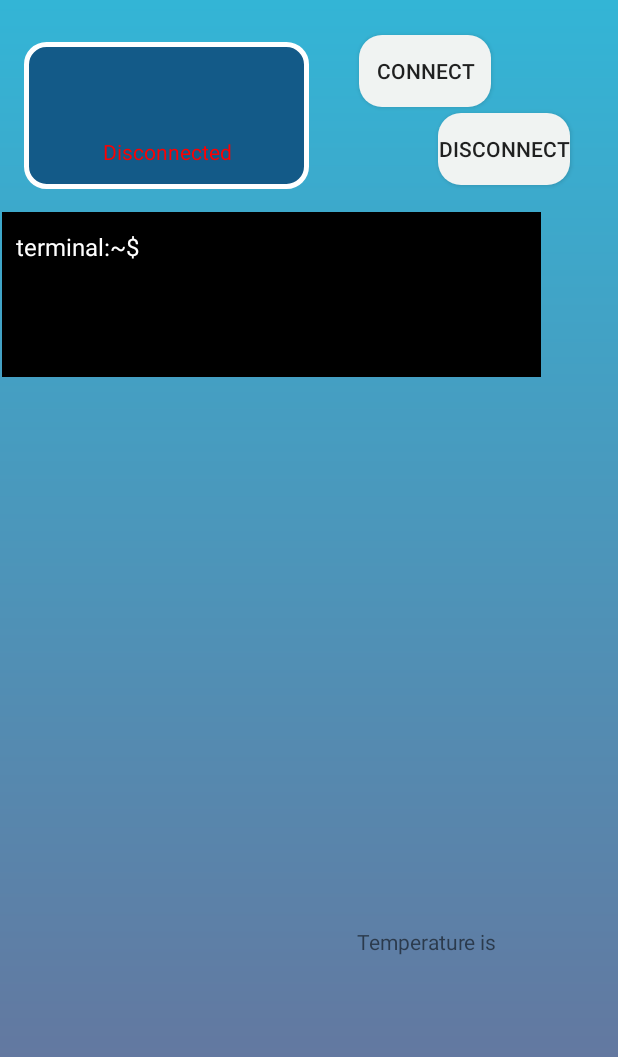
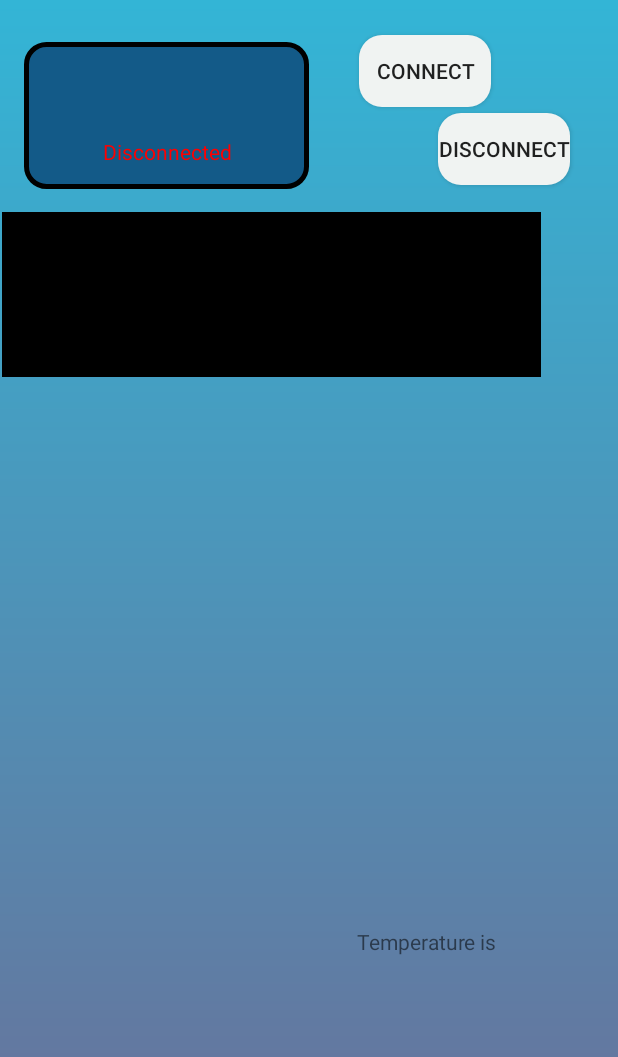
Before and after one commit to CDOrtona/RUN.IO, an Android app: the SensorsInfo screen opened directly, with no data from a screen before it, on a phone screen of 412 x 824 dp. Shown: the top 1057 px of the screen. Run offline under Robolectric (Android 15) with nearby library versions, the phone set to English and light mode, and no system bars.

Commit message:
UI changes

```diff
--- a/app/src/main/java/org/cdortona/tesi/MainActivity.java
+++ b/app/src/main/java/org/cdortona/tesi/MainActivity.java
@@ -104,7 +104,7 @@ public class MainActivity extends AppCompatActivity {
     @Override
     public boolean onCreateOptionsMenu(Menu menu) {
         MenuInflater menuInflater = getMenuInflater();
-        menuInflater.inflate(R.menu.toolbar_menu, menu);
+        menuInflater.inflate(R.menu.toolbar_menu_main, menu);
         return true;
     }
 
--- a/app/src/main/res/drawable/square_shape.xml
+++ b/app/src/main/res/drawable/device_info_box.xml
@@ -3,8 +3,8 @@
 
     <item>
         <shape android:shape="rectangle">
-            <solid android:color="@color/background_square"/>
-            <stroke android:width="3dp" android:color="@color/text_listView"/>
+            <solid android:color="@color/background_info_box"/>
+            <stroke android:width="3dp" android:color="@color/primary_text"/>
             <corners android:radius="13dp"/>
         </shape>
 
--- a/app/src/main/res/layout/activity_sensors_info.xml
+++ b/app/src/main/res/layout/activity_sensors_info.xml
@@ -39,7 +39,7 @@
         android:layout_alignParentTop="true"
         android:layout_marginStart="16dp"
         android:layout_marginTop="28dp"
-        android:background="@drawable/square_shape">
+        android:background="@drawable/device_info_box">
 
         <TextView
             android:id="@+id/address_textView"
@@ -52,7 +52,7 @@
             android:layout_marginTop="42dp"
             android:maxLines="1"
             android:textAlignment="center"
-            android:textColor="@color/text_listView" />
+            android:textColor="@color/primary_text" />
 
         <TextView
             android:id="@+id/connection_state_textView"
@@ -66,7 +66,7 @@
             android:layout_marginEnd="28dp"
             android:maxLines="5"
             android:textAlignment="center"
-            android:textColor="@color/text_listView" />
+            android:textColor="@color/primary_text" />
 
         <TextView
             android:id="@+id/name_textView"
@@ -78,7 +78,7 @@
             android:layout_marginTop="18dp"
             android:maxLines="1"
             android:textAlignment="center"
-            android:textColor="@color/text_listView" />
+            android:textColor="@color/primary_text" />
 
     </RelativeLayout>
 
@@ -90,7 +90,7 @@
         android:layout_marginLeft="1dp"
         android:layout_marginTop="15dp"
         android:layout_marginRight="1dp"
-        android:background="@color/background_square2">
+        android:background="@color/logger">
 
         <TextView
             android:id="@+id/terminal_string"
@@ -101,7 +101,7 @@
             android:layout_marginStart="9dp"
             android:layout_marginTop="12dp"
             android:text="@string/textView_SI"
-            android:textColor="@color/text_listView"
+            android:textColor="@color/primary_text"
             android:textSize="16sp" />
 
         <TextView
@@ -113,7 +113,7 @@
             android:layout_marginStart="98dp"
             android:layout_marginTop="12dp"
             android:maxLines="5"
-            android:textColor="@color/text_listView"
+            android:textColor="@color/primary_text"
             android:textSize="13sp" />
 
     </RelativeLayout>
--- a/app/src/main/res/values/colors.xml
+++ b/app/src/main/res/values/colors.xml
@@ -1,11 +1,14 @@
 <?xml version="1.0" encoding="utf-8"?>
 <resources>
-    <color name="colorPrimary">#008577</color>
-    <color name="colorPrimaryDark">#000000</color>
-    <color name="colorAccent">#D81B60</color>
-    <color name="background">#0277BD</color>
-    <color name="text_listView">#FFFFFF</color>
-    <color name="text">#000000</color>
-    <color name="background_square2">#000000</color>
-    <color name="background_square">#135A88</color>
+    <color name="colorPrimary">#03A9F4</color>
+    <color name="colorPrimaryDark">#0288D1</color>
+    <color name="lightPrimaryColor">#B3E5FC</color>
+    <color name="colorAccent">#448AFF</color>
+    <color name="primary_text">#000000</color>
+    <color name="secondary_text">#757575</color>
+
+    <color name="logger">#000000</color>
+    <color name="background_info_box">#135A88</color>
+
+    <color name="white">#FFFFFF</color>
 </resources>
```
Also changed, not shown: app/src/main/res/layout/activity_main.xml (+6 -7 lines), app/src/main/res/layout/adapter_view_layout.xml (+4 -4 lines), app/src/main/res/menu/toolbar_menu_main.xml (renamed from app/src/main/res/menu/toolbar_menu.xml, +4 -4 lines), app/src/main/res/values/strings.xml (+18 -0 lines).
